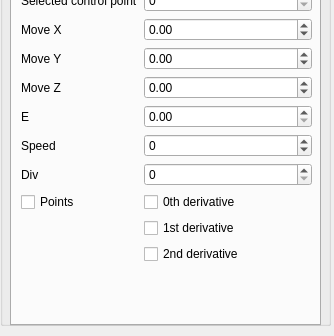
Before: the Qt Designer form Labor/GUI/SideWidget.ui in Moenish/II_II-CAGD, drawn with Qt 5; both pictures show x 0 to 334 and y 325 to 661 of the 334 by 661 pixel window.
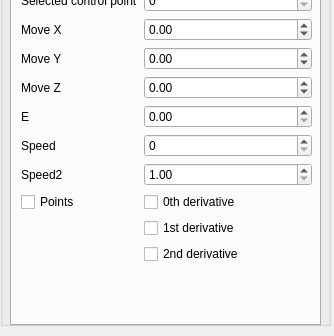
After: the same form once the commit is applied. The open tabs and pages were chosen to show the change.

```diff
--- a/Labor/GUI/SideWidget.ui
+++ b/Labor/GUI/SideWidget.ui
@@ -518,10 +518,10 @@
        <item row="6" column="1">
         <widget class="QSpinBox" name="race_speedSpinbox">
          <property name="minimum">
-          <number>-50</number>
+          <number>0</number>
          </property>
          <property name="maximum">
-          <number>50</number>
+          <number>100</number>
          </property>
         </widget>
        </item>
@@ -535,23 +535,26 @@
          </property>
         </widget>
        </item>
-       <item row="7" column="1">
-        <widget class="QSpinBox" name="race_divSpinbox">
-         <property name="maximum">
-          <number>1000</number>
-         </property>
-        </widget>
-       </item>
        <item row="7" column="0">
         <widget class="QLabel" name="race_div_label">
          <property name="text">
-          <string>Div</string>
+          <string>Speed2</string>
          </property>
          <property name="buddy">
           <cstring>trans_z_spin_box</cstring>
          </property>
         </widget>
        </item>
+       <item row="7" column="1">
+        <widget class="QDoubleSpinBox" name="race_speed2Spinbox">
+         <property name="minimum">
+          <double>1.000000000000000</double>
+         </property>
+         <property name="singleStep">
+          <double>1.000000000000000</double>
+         </property>
+        </widget>
+       </item>
       </layout>
      </widget>
     </widget>
```
Left out of the diff: 2 changed lines with no effect on the pictures.
